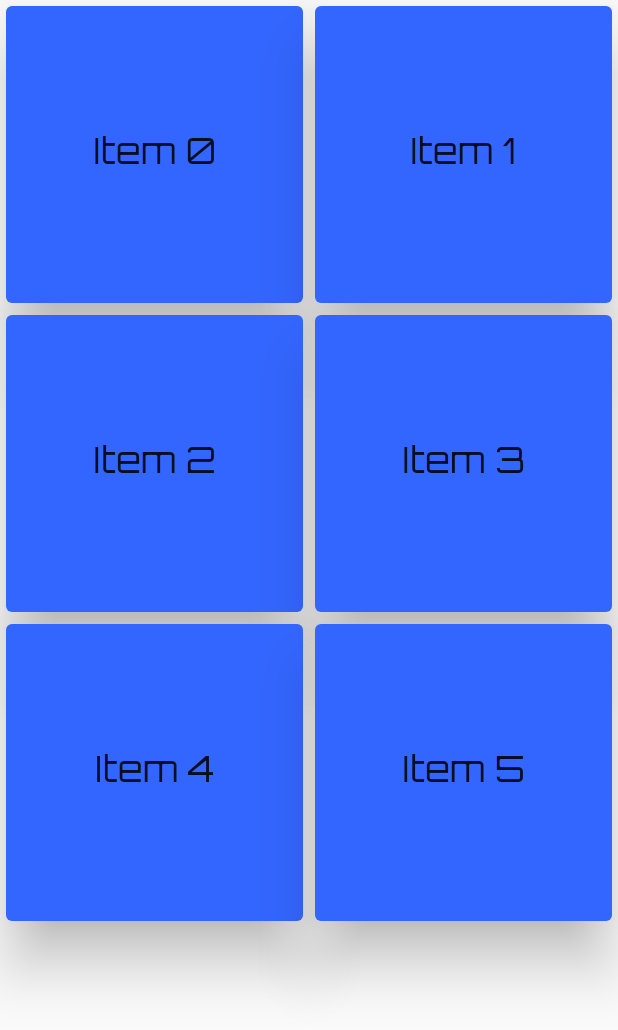
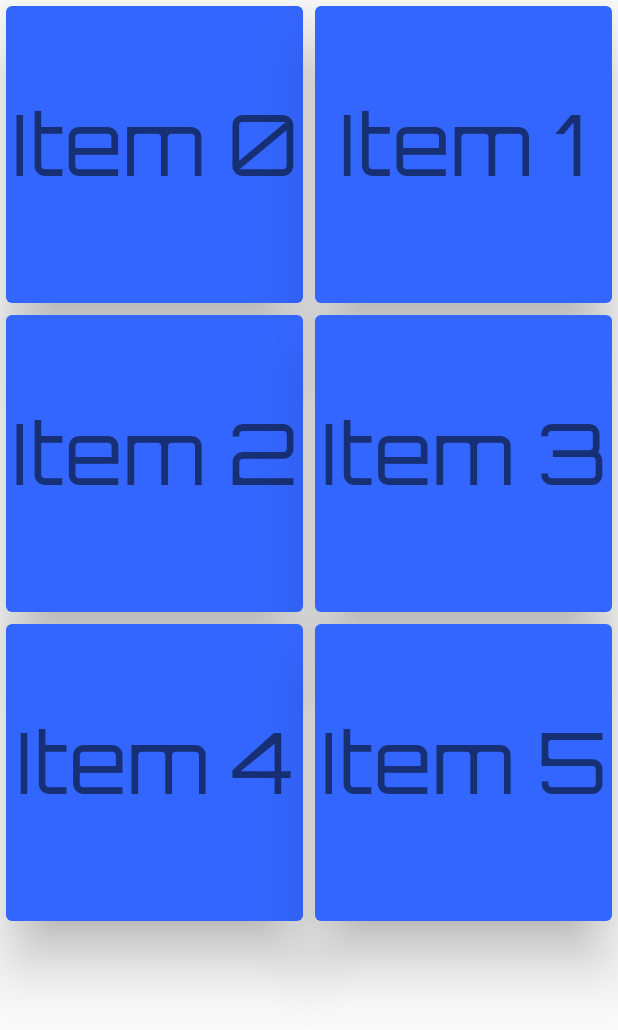
Before and after one commit to kattsushi/pong_score, a Flutter app: the HomeClub widget shown alone on an empty page, opened directly with empty values, on a phone screen of 412 x 824 dp. Shown: the top 1030 px of the screen. Run offline on Flutter 3.47's test engine with Material 2 defaults, Android fonts, the phone set to English and light mode, and no system bars; our stand-ins replace bloc, device_preview, equatable, flutter_bloc, font_awesome_flutter.

Commit message:
fix android and ios build run

```diff
--- a/lib/ui/views/home_club/home_club_page.dart
+++ b/lib/ui/views/home_club/home_club_page.dart
@@ -23,7 +23,7 @@ class HomeClub extends StatelessWidget {
               children: [
                 Text(
                     'Item $index',
-                    style: Theme.of(context).textTheme.headline,
+                    style: Theme.of(context).textTheme.headline2,
                   ),
               ],
             ),
--- a/lib/ui/views/preference/preference_page.dart
+++ b/lib/ui/views/preference/preference_page.dart
@@ -32,7 +32,7 @@ class PreferencePage extends StatelessWidget {
                   title: Text(
                     itemAppTheme.toString(),
                     // To show light text with the dark variants...
-                    style: appThemeData[itemAppTheme].textTheme.body1,
+                    style: appThemeData[itemAppTheme].textTheme.bodyText2,
                   ),
                   onTap: () {
                     // This will make the Bloc output a new ThemeState,
--- a/lib/ui/widgets/tab_bar_global.dart
+++ b/lib/ui/widgets/tab_bar_global.dart
@@ -71,7 +71,7 @@ class TabBarViewGlobal extends StatelessWidget {
           child: Container(
             child: Text(
               translate('record-match'),
-              style: Theme.of(context).textTheme.display1,
+              style: Theme.of(context).textTheme.subtitle2,
             ),
           ),
         ),
@@ -82,7 +82,7 @@ class TabBarViewGlobal extends StatelessWidget {
           child: Container(
             child: Text(
               translate('leader-board'),
-              style: Theme.of(context).textTheme.display1,
+              style: Theme.of(context).textTheme.subtitle1,
             ),
           ),
         ),
```
Also changed, not shown: pubspec.lock, 10 other files.
